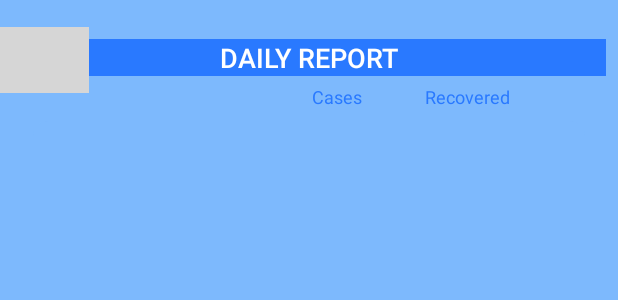
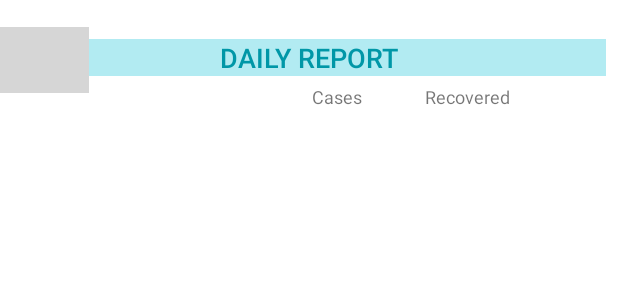
Before and after one commit to cloudbank/CoronaVirusTracker, an Android app: the layout activity_coronatracker.xml on its own in the app's theme, with its tools: preview values and no code run, on a phone screen of 412 x 824 dp. Shown: the top 300 px of the screen. Run offline under Robolectric (Android 15) with nearby library versions, the phone set to English and light mode, and no system bars; grey boxes are pictures that could not be loaded.

```diff
--- a/app/src/main/java/com/droidteahouse/coronaTracker/ServiceLocator.kt
+++ b/app/src/main/java/com/droidteahouse/coronaTracker/ServiceLocator.kt
@@ -94,7 +94,6 @@ open class DefaultServiceLocator(val app: Application) : ServiceLocator {
         return DbCoronaTrackerRepository(
                 db = db,
                 coronaTrackerApi = getCoronaTrackerApi(),
-                ioExecutor = getDiskIOExecutor(),
                 boundaryCallback = boundaryCallback)
     }
 
--- a/app/src/main/java/com/droidteahouse/coronaTracker/db/CoronaTrackerDao.kt
+++ b/app/src/main/java/com/droidteahouse/coronaTracker/db/CoronaTrackerDao.kt
@@ -35,7 +35,7 @@ interface CoronaTrackerDao {
     fun updateWorld(apiResponse: ApiResponse)
 
     @Update
-    fun updateAreas(areas: List<Area>)
+    fun updateAreas(areas: List<Area>): Int
 
     @Query("SELECT * FROM coronatracker")
     fun world(): LiveData<ApiResponse>
--- a/app/src/main/res/drawable/rounded_bg.xml
+++ b/app/src/main/res/drawable/rounded_bg.xml
@@ -1,6 +1,6 @@
 <?xml version="1.0" encoding="UTF-8"?>
 <shape xmlns:android="http://schemas.android.com/apk/res/android">
-    <solid android:color="@color/colorPrimary" />
+    <solid android:color="@color/white" />
 
 
     <padding
--- a/app/src/main/res/drawable/rounded_bg_black.xml
+++ b/app/src/main/res/drawable/rounded_bg_black.xml
@@ -1,6 +1,6 @@
 <?xml version="1.0" encoding="UTF-8"?>
 <shape xmlns:android="http://schemas.android.com/apk/res/android">
-    <solid android:color="@color/colorPrimary" />
+    <solid android:color="@color/white" />
 
     <padding
         android:bottom="1dp"
--- a/app/src/main/res/layout/activity_coronatracker.xml
+++ b/app/src/main/res/layout/activity_coronatracker.xml
@@ -18,14 +18,14 @@
     xmlns:tools="http://schemas.android.com/tools"
     android:layout_width="match_parent"
     android:layout_height="match_parent"
-    android:background="@color/colorPrimary">
+    android:background="@color/white">
 
     <RelativeLayout
         android:id="@+id/root"
         android:layout_width="match_parent"
         android:layout_height="match_parent"
         android:layout_marginTop="18dp"
-        android:background="@color/colorPrimary">
+        android:background="@color/white">
 
         <ImageView
             android:id="@+id/no_network"
@@ -46,12 +46,12 @@
             android:layout_marginTop="8dp"
             android:layout_marginEnd="8dp"
             android:layout_marginBottom="0dp"
-            android:background="@color/colorPrimaryDark"
+            android:background="@color/primary_light"
             android:gravity="center_horizontal"
             android:text="@string/daily_report"
             android:textAlignment="center"
             android:textAppearance="@style/TextAppearance.AppCompat.Light.SearchResult.Title"
-            android:textColor="@android:color/white"
+            android:textColor="@color/colorPrimaryDark"
             android:textSize="18dp" />
 
 
@@ -66,9 +66,7 @@
             android:layout_marginEnd="40dp"
             android:layout_marginRight="40dp"
             android:layout_marginBottom="8dp"
-            android:background="@color/colorPrimary"
             android:text="@string/cases"
-            android:textColor="@color/colorPrimaryDark"
             android:textSize="12dp"
             tools:text="Cases" />
 
@@ -82,9 +80,7 @@
             android:layout_marginRight="8dp"
             android:layout_marginBottom="8dp"
             android:layout_toRightOf="@id/cases"
-            android:background="@color/colorPrimary"
             android:text="@string/recovered"
-            android:textColor="@color/colorPrimaryDark"
             android:textSize="12dp" />
 
 
@@ -115,10 +111,11 @@
             android:layout_marginTop="8dp"
             android:layout_marginEnd="8dp"
             android:layout_marginBottom="8dp"
+            android:gravity="center_horizontal"
             android:text=""
             android:textAlignment="center"
             android:textAppearance="@style/TextAppearance.AppCompat.Light.SearchResult.Title"
-            android:textColor="@android:color/white"
+            android:textColor="@color/colorPrimaryDark"
             android:textSize="18dp" />
 
         <ImageView
@@ -126,7 +123,7 @@
             android:layout_width="430dp"
             android:layout_height="186dp"
             android:layout_below="@id/totals"
-            android:background="@color/colorPrimary" />
+            android:background="@color/white" />
 
     </RelativeLayout>
 
--- a/app/src/main/res/values/colors.xml
+++ b/app/src/main/res/values/colors.xml
@@ -16,14 +16,13 @@
 
 <resources>
 
-    <color name="colorPrimary">#7DB9FD</color>
-    <color name="colorPrimaryDark">#2979FF</color>
-    <color name="colorAccent">#FFA3E9F1</color>
-    <color name="outline">#FFFFFFF5</color>
-    <color name="offwhite">#EBE3CD</color>
-    <color name="blue">#FFA3E9F1</color>
-    <color name="water">#b9d3c2</color>
-    <color name="black">#FF474C49</color>
-    <color name="darkerblack">#000000</color>
+    <color name="colorPrimary">#00BCD4</color>
+    <color name="colorPrimaryDark">#0097A7</color>
+    <color name="primary_light">#B2EBF2</color>
+    <color name="accent">#607D8B</color>
+    <color name="primary_text">#212121</color>
+    <color name="secondary_text">#757575</color>
+    <color name="icons">#FFFFFF</color>
+    <color name="divider">#BDBDBD</color>
     <color name="white">#FFFFFF</color>
 </resources>
--- a/app/src/main/res/values/styles.xml
+++ b/app/src/main/res/values/styles.xml
@@ -21,7 +21,7 @@
         <!-- Customize your theme here. -->
         <item name="colorPrimary">@color/colorPrimary</item>
         <item name="colorPrimaryDark">@color/colorPrimaryDark</item>
-        <item name="colorAccent">@color/colorAccent</item>
+        <item name="colorAccent">@color/accent</item>
     </style>
 
 
```
Also changed, not shown: app/src/main/java/com/droidteahouse/coronaTracker/api/CoronaTrackerApi.kt (+22 -0 lines), app/src/main/java/com/droidteahouse/coronaTracker/repository/inDb/CoronaTrackerBoundaryCallback.kt (+22 -7 lines), app/src/main/java/com/droidteahouse/coronaTracker/repository/inDb/DbCoronaTrackerRepository.kt (+24 -10 lines), app/src/main/java/com/droidteahouse/coronaTracker/ui/AreaAdapter.kt (+3 -7 lines), app/src/main/java/com/droidteahouse/coronaTracker/ui/CoronaTrackerActivity.kt (+17 -2 lines), app/src/main/res/layout/area_item.xml (+5 -7 lines), 1 other file.
